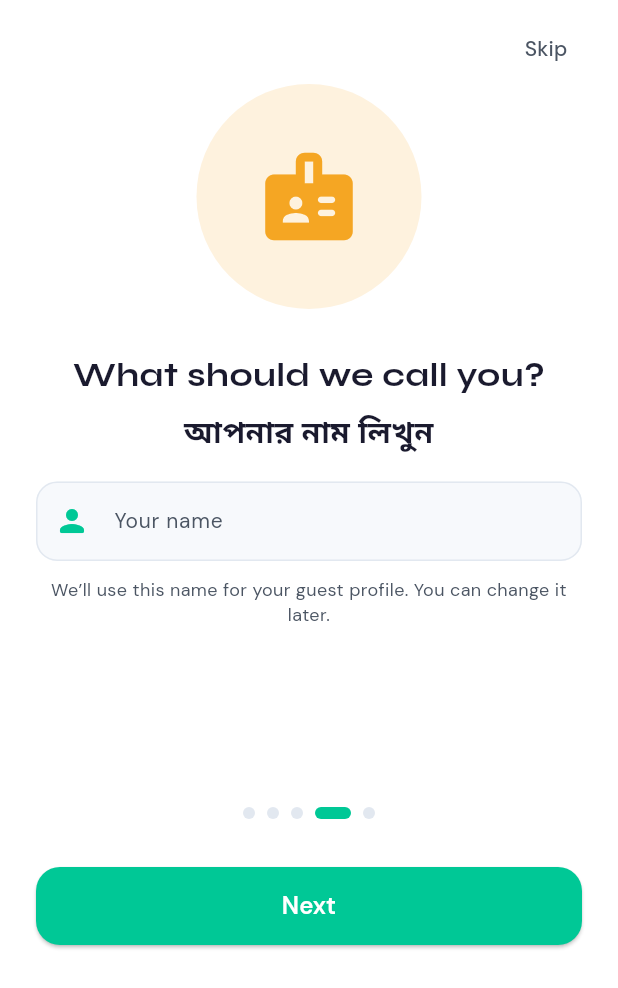
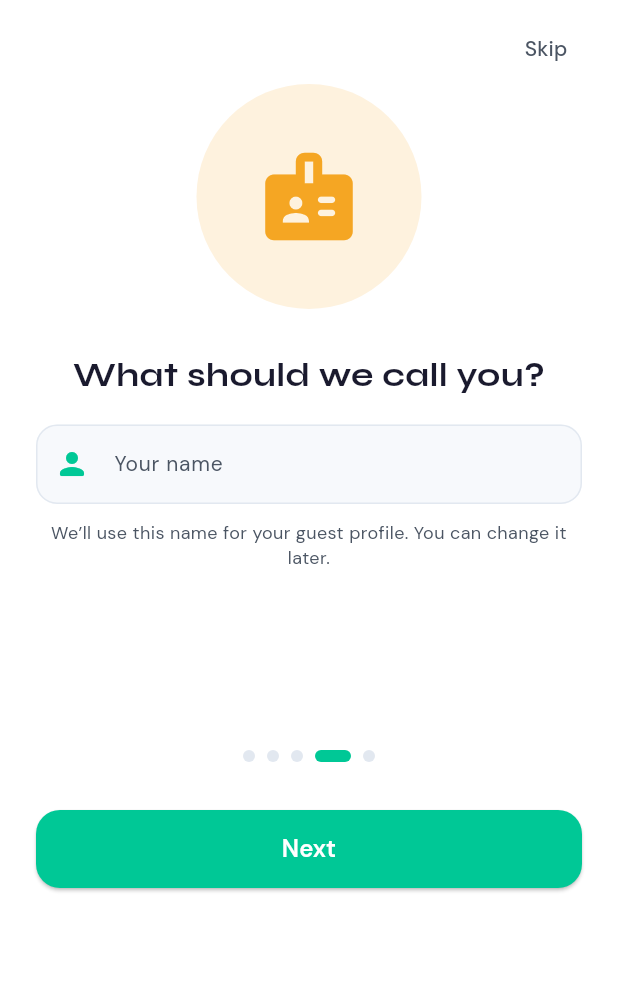
Before and after one commit to shakilab0/cholo_bd, a Flutter app: the OnboardingStep4NamePage screen opened by its route, on a phone screen of 412 x 824 dp. Shown: the top 988 px of the screen. Run offline on Flutter 3.47's test engine with Material 3 defaults, Android fonts, the phone set to English and light mode, and no system bars; our stand-ins replace appwrite, cached_network_image, carousel_slider, dartz, dio, flutter_local_notifications and 11 more; accounts and stored records are empty; Roboto replaces fonts that are missing (NotoSansBengali).

Commit message:
some ui modify

```diff
--- a/lib/feature/onboarding/onboarding_controller.dart
+++ b/lib/feature/onboarding/onboarding_controller.dart
@@ -4,7 +4,7 @@ import 'package:cholo_bd/core/hiveCacheData/hive_cache_data.dart';
 import 'package:cholo_bd/core/routes/routes.dart';
 
 class OnboardingController extends GetxController {
-  static const int totalSteps = 5;
+
 
   final TextEditingController nameController = TextEditingController();
   final RxSet<String> preferredLocationTypes = <String>{}.obs;
@@ -57,11 +57,8 @@ class OnboardingController extends GetxController {
     if (n != null && n.trim().isNotEmpty) nameController.text = n.trim();
   }
 
-  void goToStep2() => Get.toNamed(AppRoutes.onboardingStep2);
 
-  void goToStep3() => Get.toNamed(AppRoutes.onboardingStep3);
 
-  void goToName() => Get.toNamed(AppRoutes.onboardingName);
 
   Future<void> submitNameAndGoToPreference() async {
     final name = nameController.text.trim();
--- a/lib/feature/onboarding/pages/onboarding_step4_name_page.dart
+++ b/lib/feature/onboarding/pages/onboarding_step4_name_page.dart
@@ -21,8 +21,7 @@ class OnboardingStep4NamePage extends GetView<OnboardingController> {
           ),
           child: ConstrainedBox(
             constraints: BoxConstraints(
-              minHeight: MediaQuery.of(context).size.height -
-                  MediaQuery.of(context).padding.top,
+              minHeight: MediaQuery.of(context).size.height - MediaQuery.of(context).padding.top,
             ),
             child: Stack(
               children: [
@@ -33,8 +32,7 @@ class OnboardingStep4NamePage extends GetView<OnboardingController> {
                     onPressed: controller.skip,
                     child: Text(
                       AppStrings.skip,
-                      style: AppTextStyle.labelMedium
-                          .copyWith(color: AppColor.textSecondary),
+                      style: AppTextStyle.labelMedium.copyWith(color: AppColor.textSecondary),
                     ),
                   ),
                 ),
@@ -71,14 +69,6 @@ class OnboardingStep4NamePage extends GetView<OnboardingController> {
                           Text(
                             'What should we call you?',
                             style: AppTextStyle.heading2,
-                            textAlign: TextAlign.center,
-                          ),
-
-                          const SizedBox(height: 8),
-
-                          Text(
-                            'আপনার নাম লিখুন',
-                            style: AppTextStyle.banglaHeading,
                             textAlign: TextAlign.center,
                           ),
 
@@ -137,9 +127,7 @@ class OnboardingStep4NamePage extends GetView<OnboardingController> {
 
                     Row(
                       mainAxisAlignment: MainAxisAlignment.center,
-                      children: List.generate(
-                        OnboardingController.totalSteps,
-                            (i) => AnimatedContainer(
+                      children: List.generate(5, (i) => AnimatedContainer(
                           duration: const Duration(milliseconds: 300),
                           margin: const EdgeInsets.symmetric(horizontal: 4),
                           width: i == 3 ? 24 : 8,
--- a/lib/feature/onboarding/pages/onboarding_step5_preference_page.dart
+++ b/lib/feature/onboarding/pages/onboarding_step5_preference_page.dart
@@ -141,9 +141,7 @@ class OnboardingStep5PreferencePage extends GetView<OnboardingController> {
                 ),
                 Row(
                   mainAxisAlignment: MainAxisAlignment.center,
-                  children: List.generate(
-                    OnboardingController.totalSteps,
-                    (i) => AnimatedContainer(
+                  children: List.generate(5, (i) => AnimatedContainer(
                       duration: const Duration(milliseconds: 300),
                       margin: const EdgeInsets.symmetric(horizontal: 4),
                       width: i == 4 ? 24 : 8,
--- a/lib/feature/splash_screen/splash_screen.dart
+++ b/lib/feature/splash_screen/splash_screen.dart
@@ -20,7 +20,7 @@ class SplashScreen extends StatelessWidget {
             // Logo with map-pin drop animation
             TweenAnimationBuilder<double>(
               tween: Tween(begin: -60.0, end: 0.0),
-              duration: const Duration(milliseconds: 700),
+              duration: const Duration(milliseconds: 4000),
               curve: Curves.bounceOut,
               builder: (_, val, child) =>
                   Transform.translate(offset: Offset(0, val), child: child),
```
Also changed, not shown: lib/feature/onboarding/pages/onboarding_step1_page.dart (+5 -3 lines), lib/feature/onboarding/pages/onboarding_step2_page.dart (+5 -3 lines), lib/feature/onboarding/pages/onboarding_step3_page.dart (+5 -4 lines), pubspec.lock, 1 other file.
